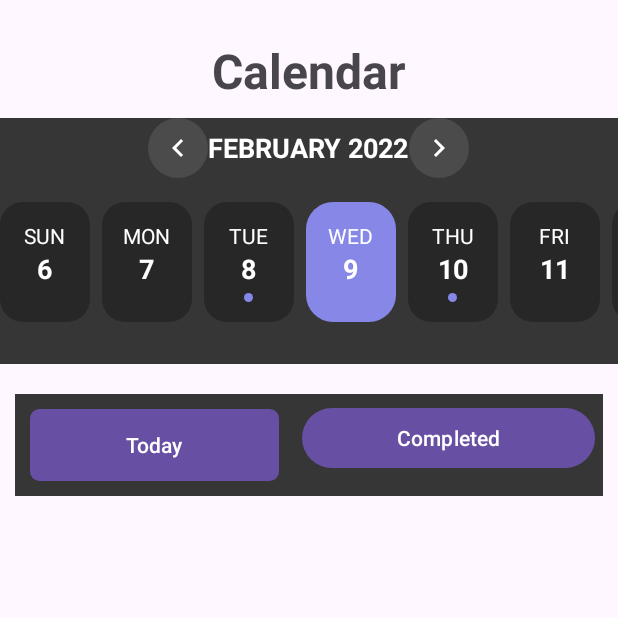
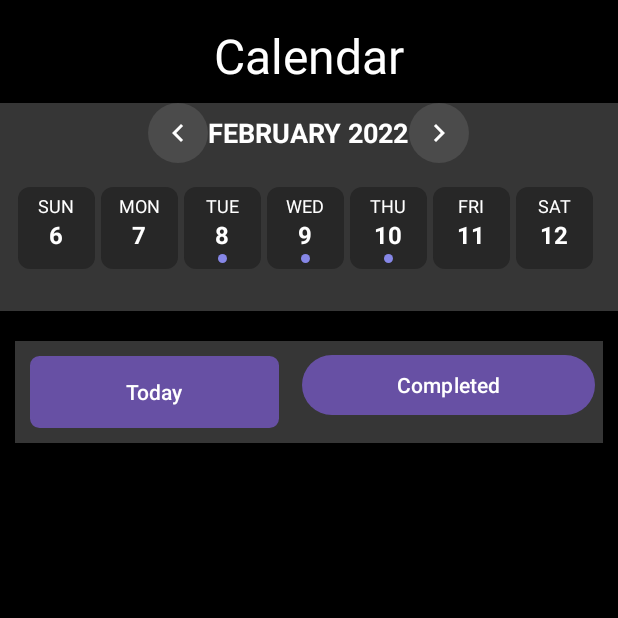
Before and after one commit to TuTran21195/ptit-android-app-java, an Android app: the screen it shows after launch (MainActivity), on a phone screen of 412 x 824 dp, the top half of it. Run offline under Robolectric (Android 15) with nearby library versions, the phone set to English and light mode, and no system bars.

Commit message:
chinh lai giao dien Horizontal calendar cho can doi

```diff
--- a/app/src/main/java/com/example/todoapp/ui/calendar/CalendarAdapter.java
+++ b/app/src/main/java/com/example/todoapp/ui/calendar/CalendarAdapter.java
@@ -71,6 +71,11 @@ public class CalendarAdapter extends RecyclerView.Adapter<CalendarAdapter.DayVie
 //            }
 //        });
 
+        // Đặt kích thước cố định cho item để phân bổ đều 7 ngày
+        RecyclerView.LayoutParams params = (RecyclerView.LayoutParams) holder.itemView.getLayoutParams();
+        params.width = getScreenWidth(context) / 8; // Chia đều chiều rộng màn hình cho 7
+        holder.itemView.setLayoutParams(params);
+
         // Handle click on a day
         holder.itemView.setOnClickListener(v -> {
             // Deselect all days
@@ -102,5 +107,9 @@ public class CalendarAdapter extends RecyclerView.Adapter<CalendarAdapter.DayVie
         }
 
     }
+    // Hàm lấy chiều rộng màn hình
+    private int getScreenWidth(Context context) {
+        return context.getResources().getDisplayMetrics().widthPixels;
+    }
 
 }
--- a/app/src/main/java/com/example/todoapp/ui/calendar/CalendarFragment.java
+++ b/app/src/main/java/com/example/todoapp/ui/calendar/CalendarFragment.java
@@ -3,6 +3,7 @@ package com.example.todoapp.ui.calendar;
 import android.os.Bundle;
 
 import androidx.fragment.app.Fragment;
+import androidx.recyclerview.widget.GridLayoutManager;
 import androidx.recyclerview.widget.LinearLayoutManager;
 import androidx.recyclerview.widget.RecyclerView;
 
@@ -52,7 +53,6 @@ public class CalendarFragment extends Fragment implements CalendarAdapter.OnDate
         calendar = Calendar.getInstance();
         dayList = new ArrayList<>();
 
-        // Set up RecyclerView
         recyclerDays.setLayoutManager(new LinearLayoutManager(getContext(), LinearLayoutManager.HORIZONTAL, false));
         dayAdapter = new CalendarAdapter(getContext(), dayList, this);
         recyclerDays.setAdapter(dayAdapter);
@@ -84,7 +84,7 @@ public class CalendarFragment extends Fragment implements CalendarAdapter.OnDate
         dayList.add(new DayItem("SUN", "6", false, false));
         dayList.add(new DayItem("MON", "7", false, false));
         dayList.add(new DayItem("TUE", "8", false, true)); // Has a task
-        dayList.add(new DayItem("WED", "9", true, true));  // Selected and has a task
+        dayList.add(new DayItem("WED", "9", false, true));
         dayList.add(new DayItem("THU", "10", false, true)); // Has a task
         dayList.add(new DayItem("FRI", "11", false, false));
         dayList.add(new DayItem("SAT", "12", false, false));
--- a/app/src/main/res/drawable/bg_day_selected.xml
+++ b/app/src/main/res/drawable/bg_day_selected.xml
@@ -2,7 +2,7 @@
 <selector xmlns:android="http://schemas.android.com/apk/res/android">
     <item>
         <shape android:shape="rectangle">
-            <corners android:radius="18dp"/>
+            <corners android:radius="8dp"/>
             <solid android:color="@color/selectedItem"/>
         </shape>
     </item>
--- a/app/src/main/res/drawable/bg_day_unselected.xml
+++ b/app/src/main/res/drawable/bg_day_unselected.xml
@@ -2,7 +2,7 @@
 <selector xmlns:android="http://schemas.android.com/apk/res/android">
     <item>
         <shape android:shape="rectangle">
-            <corners android:radius="15dp"/>
+            <corners android:radius="8dp"/>
             <solid android:color="@color/dark_grey"/>
         </shape>
 
--- a/app/src/main/res/layout/cs_fragment_calendar.xml
+++ b/app/src/main/res/layout/cs_fragment_calendar.xml
@@ -5,6 +5,7 @@
     android:layout_width="match_parent"
     android:layout_height="match_parent"
     android:orientation="vertical"
+    android:background="@color/black"
     >
 
     <!-- Tiêu đề -->
@@ -14,10 +15,10 @@
         android:layout_height="wrap_content"
         android:text="Calendar"
         android:textSize="32sp"
-        android:textStyle="bold"
         android:gravity="center"
-        android:layout_marginTop="25dp"
-        android:layout_marginBottom="10dp" />
+        android:layout_marginTop="15dp"
+        android:layout_marginBottom="10dp"
+        android:textColor="@color/textPrimary"/>
 
     <!-- Calendar ngang  -->
     <LinearLayout
@@ -69,16 +70,19 @@
                 tools:ignore="TouchTargetSizeCheck" />
         </LinearLayout>
 
+
         <!-- Horizontal Calendar RecyclerView -->
         <androidx.recyclerview.widget.RecyclerView
             android:id="@+id/recycler_days"
-            android:layout_width="match_parent"
+            android:layout_width="wrap_content"
             android:layout_height="wrap_content"
             android:overScrollMode="never"
             android:layout_marginBottom="24dp"
             android:orientation="horizontal"
             android:paddingBottom="4dp"
-            android:clipToPadding="false" />
+            android:paddingHorizontal="4dp"
+            android:clipToPadding="false"
+            android:layout_gravity="center"/>
 
     </LinearLayout>
 
--- a/app/src/main/res/layout/cs_item_day.xml
+++ b/app/src/main/res/layout/cs_item_day.xml
@@ -1,10 +1,12 @@
 <?xml version="1.0" encoding="utf-8"?>
 <LinearLayout xmlns:android="http://schemas.android.com/apk/res/android"
-    android:layout_width="60dp"
-    android:layout_height="80dp"
-    android:layout_marginEnd="8dp"
+    android:layout_width="wrap_content"
+    android:minWidth="35dp"
+    android:layout_height="wrap_content"
+    android:layout_marginEnd="4dp"
     android:orientation="vertical"
     android:gravity="center"
+    android:padding="4dp"
     android:background="@drawable/bg_day_unselected">
 
     <TextView
@@ -12,7 +14,7 @@
         android:layout_width="wrap_content"
         android:layout_height="wrap_content"
         android:text="Mon"
-        android:textSize="14sp"
+        android:textSize="12sp"
         android:textColor="@color/textPrimary" />
 
     <TextView
@@ -20,7 +22,7 @@
         android:layout_width="wrap_content"
         android:layout_height="wrap_content"
         android:text="31"
-        android:textSize="18sp"
+        android:textSize="16sp"
         android:textColor="@color/textPrimary"
         android:textStyle="bold" />
 
@@ -29,7 +31,7 @@
         android:id="@+id/view_task_dot"
         android:layout_width="6dp"
         android:layout_height="6dp"
-        android:layout_marginTop="4dp"
+        android:layout_marginTop="2dp"
         android:background="@drawable/bg_dot_has_task"
         android:visibility="invisible" />
 
```
